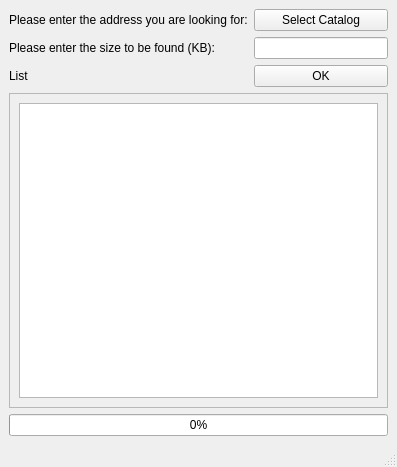
First picture: the form in get_big_file.ui, repository YangZhenxun/GetBigFile, before the edit.
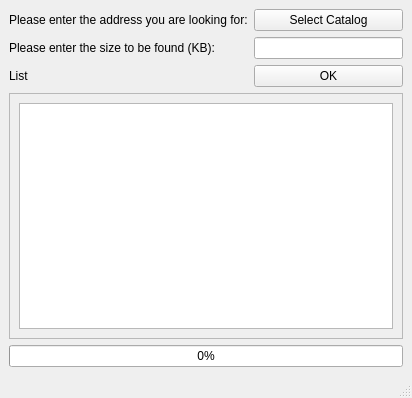
Second picture: the form after the edit.

Diff of the .ui file:
```diff
--- a/get_big_file.ui
+++ b/get_big_file.ui
@@ -2,12 +2,15 @@
 <ui version="4.0">
  <class>MainWindow</class>
  <widget class="QMainWindow" name="MainWindow">
+  <property name="enabled">
+   <bool>true</bool>
+  </property>
   <property name="geometry">
    <rect>
     <x>0</x>
     <y>0</y>
-    <width>397</width>
-    <height>467</height>
+    <width>412</width>
+    <height>398</height>
    </rect>
   </property>
   <property name="windowTitle">
@@ -52,8 +55,8 @@
         <rect>
          <x>0</x>
          <y>0</y>
-         <width>377</width>
-         <height>290</height>
+         <width>392</width>
+         <height>210</height>
         </rect>
        </property>
        <layout class="QGridLayout" name="gridLayout_2">
```
Left out of the diff: 6 changed lines with no effect on the pictures.
